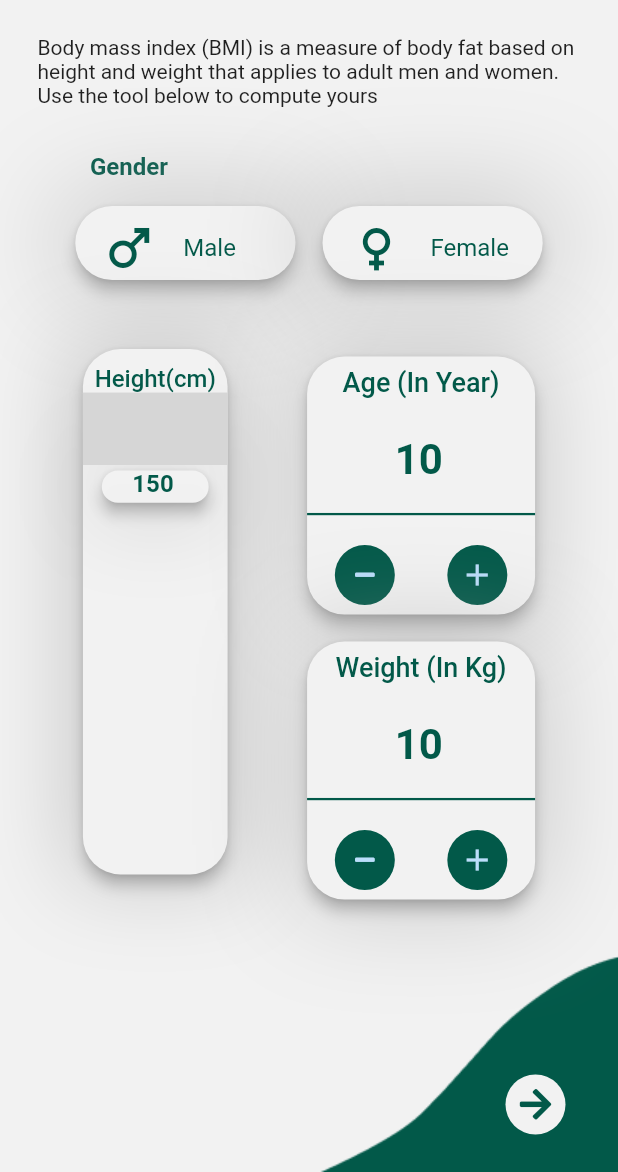
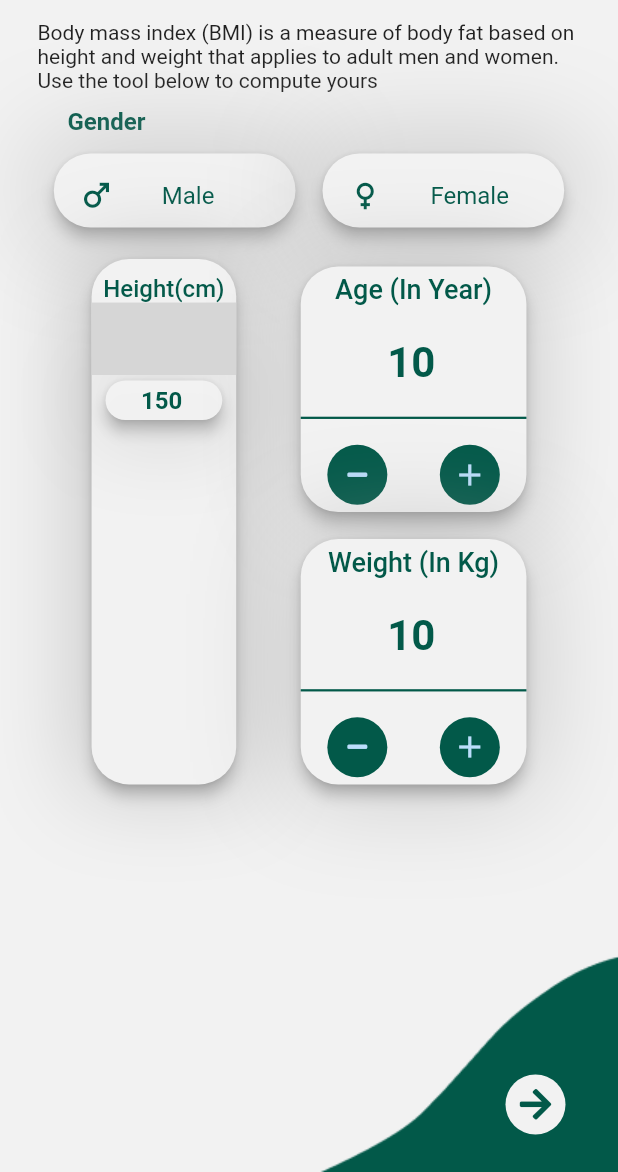
Before and after one commit to madhusudhan112/bmi-calculator, a Flutter app: the screen it shows after launch, after a tap on "Body Mass Index", on a phone screen of 412 x 824 dp, the part 64-1236 px from its top. Run offline on Flutter 3.47's test engine with Material 2 defaults, Android fonts, the phone set to English and light mode, and no system bars; drawn by our look-alikes of syncfusion_flutter_sliders; our stand-ins replace font_awesome_flutter, hive, hive_flutter, syncfusion_flutter_charts; accounts and stored records are empty; grey boxes are pictures that could not be loaded.

Commit message:
fix:icon,padding,bugs

```diff
--- a/lib/screens/bmi_page.dart
+++ b/lib/screens/bmi_page.dart
@@ -182,14 +182,18 @@ class _BmiPageState extends State<BmiPage> {
                 child: Column(
                   children: [
                     const Padding(
-                      padding:
-                          EdgeInsets.symmetric(horizontal: 25.0, vertical: 10),
+                      padding: EdgeInsets.symmetric(horizontal: 25.0),
                       child: Text(
                           "Body mass index (BMI) is a measure of body fat based on height and weight that applies to adult men and women. Use the tool below to compute yours"),
                     ),
-                    const SizedBox(height: 20),
-                    const Padding(
-                      padding: EdgeInsets.only(right: 240),
+                    const SizedBox(
+                      height: 5,
+                    ),
+                    Container(
+                      padding: const EdgeInsets.symmetric(
+                          horizontal: 45, vertical: 5),
+                      child: const Align(
+                        alignment: Alignment.centerLeft,
                         child: Text(
                           "Gender",
                           style: TextStyle(
@@ -198,14 +202,12 @@ class _BmiPageState extends State<BmiPage> {
                               fontWeight: FontWeight.w600),
                         ),
                       ),
-                    const SizedBox(
-                      height: 10,
                     ),
                     Wrap(
                       children: [
                         Container(
                           height: size.height / 13,
-                          width: size.width / 2.5,
+                          width: size.width / 2.3,
                           decoration: BoxDecoration(
                             boxShadow: [
                               BoxShadow(
@@ -241,7 +243,7 @@ class _BmiPageState extends State<BmiPage> {
                               ),
                               leading: Icon(
                                 Icons.male,
-                                size: 40,
+                                size: 25,
                                 color: male_tapped
                                     ? Colors.white
                                     : const Color(0xff025949),
@@ -251,7 +253,7 @@ class _BmiPageState extends State<BmiPage> {
                         ),
                         Container(
                           height: size.height / 13,
-                          width: size.width / 2.5,
+                          width: size.width / 2.3,
                           decoration: BoxDecoration(
                             boxShadow: [
                               BoxShadow(
@@ -283,7 +285,7 @@ class _BmiPageState extends State<BmiPage> {
                               ),
                               leading: Icon(
                                 Icons.female,
-                                size: 40,
+                                size: 25,
                                 color: female_tapped
                                     ? Colors.white
                                     : const Color(0xff025949),
@@ -300,7 +302,7 @@ class _BmiPageState extends State<BmiPage> {
                       ],
                     ),
                     const SizedBox(
-                      height: 35,
+                      height: 10,
                     ),
                     Wrap(
                       children: [
@@ -374,8 +376,8 @@ class _BmiPageState extends State<BmiPage> {
                                       )
                                     ],
                                   ),
-                                  width: size.width / 5.2,
-                                  height: size.height / 28,
+                                  width: size.width / 4.8,
+                                  height: size.height / 24,
                                   child: Card(
                                     color: Theme.of(context)
                                         .primaryColor
@@ -418,14 +420,14 @@ class _BmiPageState extends State<BmiPage> {
                           ),
                         ),
                         const SizedBox(
-                          width: 35,
+                          width: 25,
                         ),
                         Column(
                           children: [
                             GridTile(
                               child: Container(
-                                height: 180,
-                                width: 160,
+                                height: size.height / 4.8,
+                                width: size.width / 2.6,
                                 decoration: BoxDecoration(
                                   boxShadow: [
                                     BoxShadow(
@@ -530,8 +532,8 @@ class _BmiPageState extends State<BmiPage> {
                             ),
                             GridTile(
                               child: Container(
-                                height: 180,
-                                width: 160,
+                                height: size.height / 4.8,
+                                width: size.width / 2.6,
                                 decoration: BoxDecoration(
                                   boxShadow: [
                                     BoxShadow(
--- a/lib/screens/body_fat_page.dart
+++ b/lib/screens/body_fat_page.dart
@@ -203,7 +203,7 @@ class _BodyFatPageState extends State<BodyFatPage> {
                         children: [
                           Container(
                             height: size.height / 13,
-                            width: size.width / 2.5,
+                            width: size.width / 2.3,
                             padding: const EdgeInsets.symmetric(
                                 horizontal: 5, vertical: 3),
                             decoration: BoxDecoration(
@@ -240,7 +240,7 @@ class _BodyFatPageState extends State<BodyFatPage> {
                                 ),
                                 leading: Icon(
                                   Icons.male,
-                                  size: 40,
+                                  size: 25,
                                   color: male_tapped
                                       ? Colors.white
                                       : const Color(0xff025949),
@@ -250,7 +250,7 @@ class _BodyFatPageState extends State<BodyFatPage> {
                           ),
                           Container(
                             height: size.height / 13,
-                            width: size.width / 2.5,
+                            width: size.width / 2.3,
                             decoration: BoxDecoration(
                               boxShadow: [
                                 BoxShadow(
@@ -282,7 +282,7 @@ class _BodyFatPageState extends State<BodyFatPage> {
                                 ),
                                 leading: Icon(
                                   Icons.female,
-                                  size: 40,
+                                  size: 25,
                                   color: female_tapped
                                       ? Colors.white
                                       : const Color(0xff025949),
@@ -299,12 +299,12 @@ class _BodyFatPageState extends State<BodyFatPage> {
                         ],
                       ),
                       const SizedBox(
-                        height: 35,
+                        height: 20,
                       ),
                       GridTile(
                         child: Container(
                           height: size.height / 4.8,
-                          width: size.width / 2,
+                          width: size.width / 2.3,
                           margin: const EdgeInsets.symmetric(
                               vertical: 5, horizontal: 2),
                           decoration: BoxDecoration(
@@ -399,11 +399,10 @@ class _BodyFatPageState extends State<BodyFatPage> {
                           ),
                         ),
                       ),
-                      const SizedBox(height: 10),
                       GridTile(
                         child: Container(
                           height: size.height / 4.8,
-                          width: size.width / 2,
+                          width: size.width / 2.3,
                           decoration: BoxDecoration(
                             boxShadow: [
                               BoxShadow(
@@ -423,7 +422,7 @@ class _BodyFatPageState extends State<BodyFatPage> {
                               mainAxisAlignment: MainAxisAlignment.spaceAround,
                               children: [
                                 const Text(
-                                  "Body Mass Index (BMI)",
+                                  "Body Mass Index",
                                   style: TextStyle(
                                     fontSize: 18,
                                     color: Color(0xff025949),
--- a/lib/screens/dashboard.dart
+++ b/lib/screens/dashboard.dart
@@ -32,23 +32,17 @@ class _DashboardState extends State<Dashboard> {
       body: RefreshIndicator(
         key: _refreshKey,
         child: ListView(
+          physics: const NeverScrollableScrollPhysics(),
           children: [
             Container(
               color: Theme.of(context).primaryColor,
-              height: size.height,
-              width: size.width,
-              padding: const EdgeInsets.all(20.0),
+              padding: const EdgeInsets.symmetric(
+                horizontal: 50,
+              ),
+              margin: const EdgeInsets.only(top: 100),
               child: Column(
                 children: [
-                  const SizedBox(
-                    height: 20,
-                  ),
-                  Container(
-                    color: Theme.of(context).primaryColor,
-                    height: size.height / 2.7,
-                    width: size.width / 0.4,
-                    margin: const EdgeInsets.only(top: 20),
-                    child: Card(
+                  Card(
                     elevation: 8,
                     shape: RoundedRectangleBorder(
                       borderRadius: BorderRadius.circular(20),
@@ -77,7 +71,6 @@ class _DashboardState extends State<Dashboard> {
                       ],
                     ),
                   ),
-                  ),
                   const SizedBox(
                     height: 100,
                   ),
@@ -86,7 +79,7 @@ class _DashboardState extends State<Dashboard> {
                     children: [
                       ElevatedButton(
                         style: ElevatedButton.styleFrom(
-                            primary: const Color(0xff5086F2),
+                            primary: const Color(0xff025949),
                             elevation: 2,
                             shape: RoundedRectangleBorder(
                               borderRadius: BorderRadius.circular(15.0),
@@ -102,7 +95,7 @@ class _DashboardState extends State<Dashboard> {
                       ),
                       ElevatedButton(
                         style: ElevatedButton.styleFrom(
-                          primary: const Color(0xff5086F2),
+                          primary: const Color(0xff025949),
                           elevation: 2,
                           shape: RoundedRectangleBorder(
                             borderRadius: BorderRadius.circular(15.0),
@@ -119,8 +112,15 @@ class _DashboardState extends State<Dashboard> {
                         ),
                       ),
                     ],
-                  )
+                  ),
                 ],
+              ),
+            ),
+            Container(
+              margin: const EdgeInsets.only(top: 68.2),
+              child: Align(
+                child: Image.asset("assets/images/dec.png"),
+                alignment: Alignment.bottomRight,
               ),
             ),
           ],
```
Also changed, not shown: 7 other files. Lines whose indentation alone changed are shown as unchanged.
